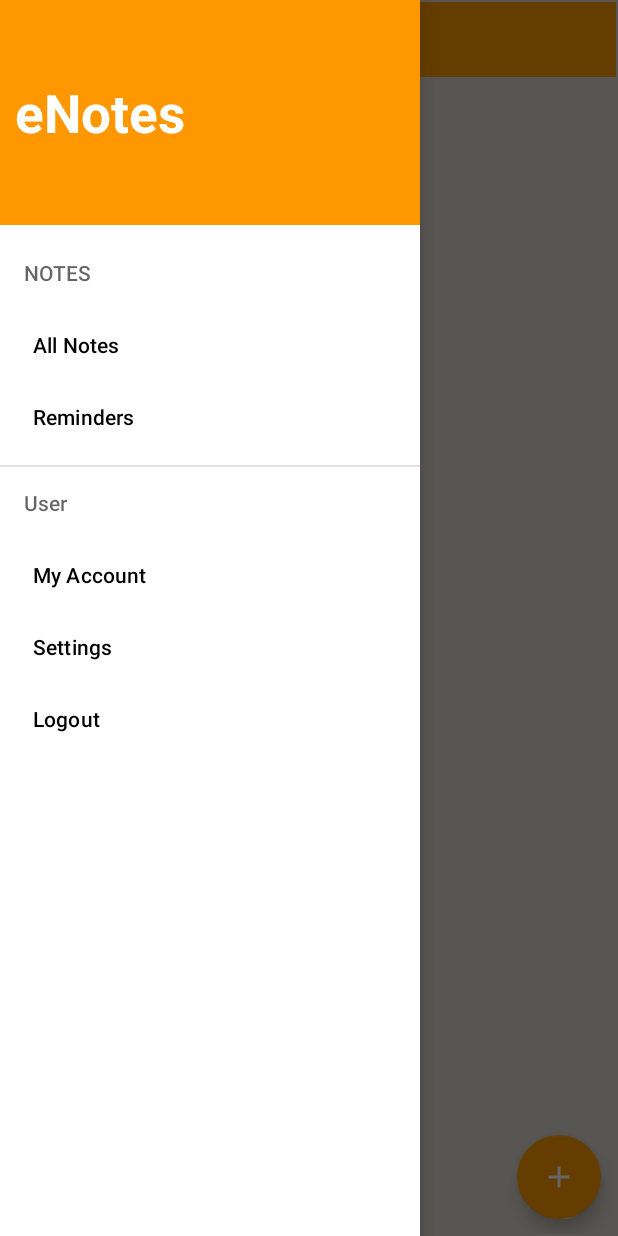
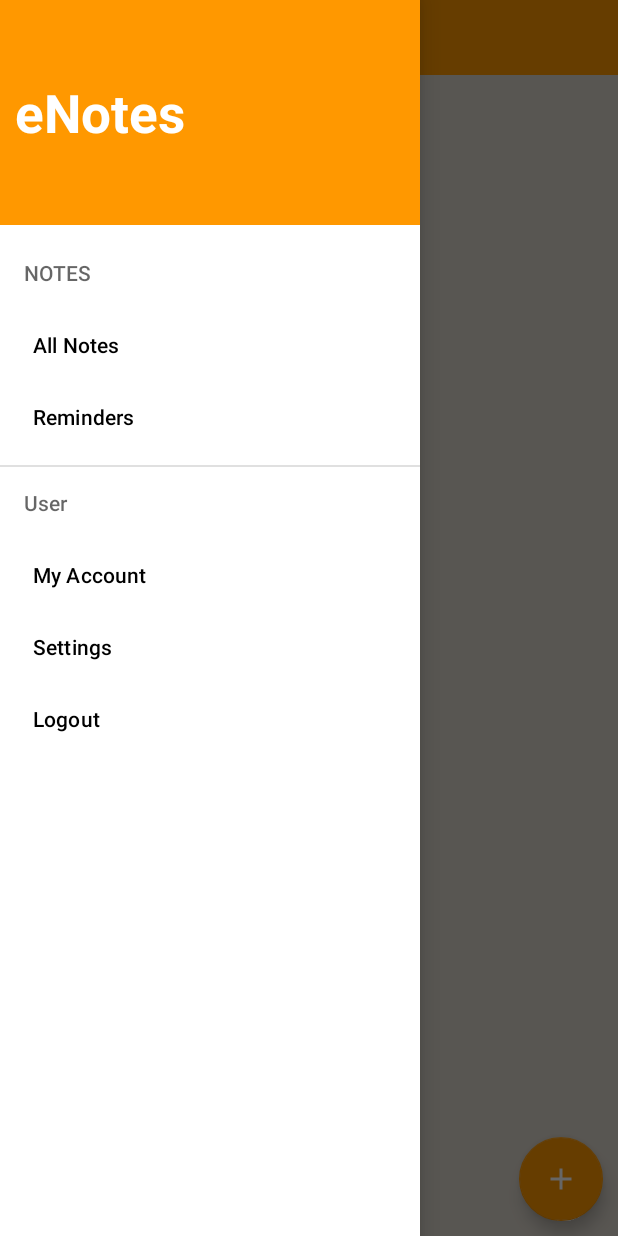
Before and after one commit to UshnaMaheen84/eNotes, an Android app: the screen it shows after launch (MainActivity), with the side drawer open, on a phone screen of 412 x 824 dp. Run offline under Robolectric (Android 15) with nearby library versions, the phone set to English and light mode, and no system bars.

Commit message:
changes in ui,drawImages working,add multipart

```diff
--- a/app/src/main/res/layout/activity_main.xml
+++ b/app/src/main/res/layout/activity_main.xml
@@ -17,7 +17,7 @@
         android:id="@+id/layout"
         android:layout_width="match_parent"
         android:layout_height="match_parent"
-        android:padding="1dp">
+        >
 
         <RelativeLayout
             android:id="@+id/relative"
```
